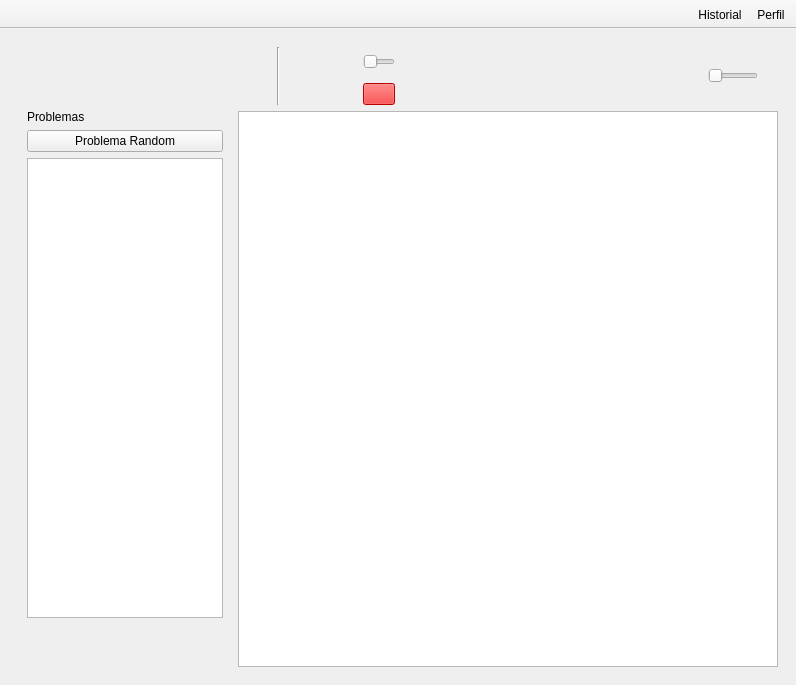
raqquel21/carta-nautica, file mainwindow.ui: the form before one commit.
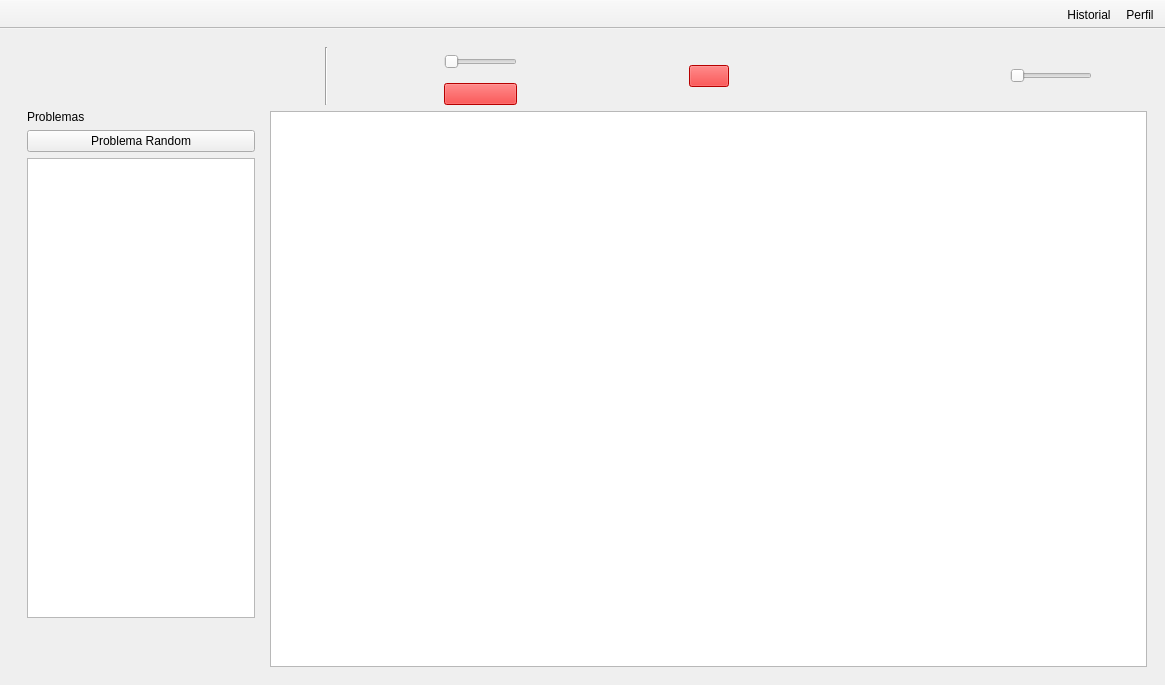
The form after the commit. The open tabs and pages were chosen to show the change. Icons and pictures are not drawn.

Commit message: Me encantan los anacardos fritos con miel, estan muy ricos, normalmente me los tomo y me apetece echarme un vasito de leche bien fría con un poco de vainilla

Patch:
```diff
--- a/mainwindow.ui
+++ b/mainwindow.ui
@@ -6,7 +6,7 @@
    <rect>
     <x>0</x>
     <y>0</y>
-    <width>796</width>
+    <width>1165</width>
     <height>685</height>
    </rect>
   </property>
@@ -1468,6 +1468,19 @@
               </property>
              </widget>
             </item>
+            <item>
+             <widget class="QPushButton" name="markColorButton">
+              <property name="styleSheet">
+               <string notr="true">QPushButton {
+    background-color: #FF0000; 
+  
+}</string>
+              </property>
+              <property name="text">
+               <string/>
+              </property>
+             </widget>
+            </item>
             <item>
              <widget class="QToolButton" name="ojo">
               <property name="styleSheet">
```
Left out of the diff: 2 changed lines with no effect on the pictures. The commit also changes 2 other files.
